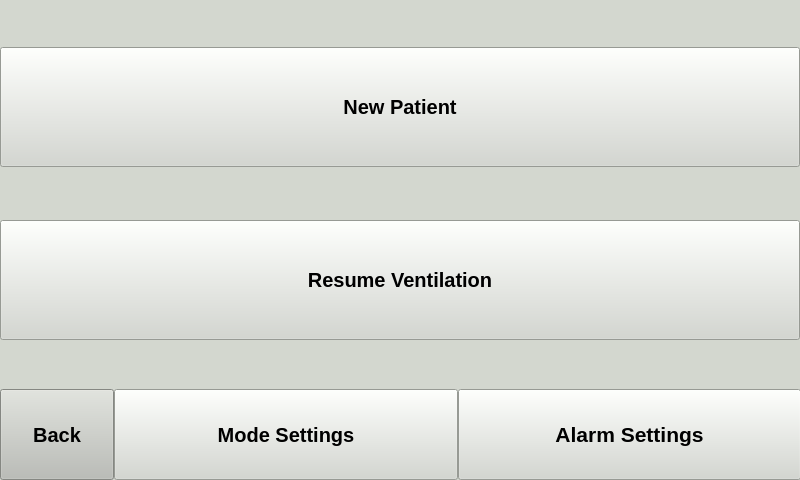
MariuszSuchenek/MVM_GUI_test2, file gui/mainwindow.ui: the form before one commit.
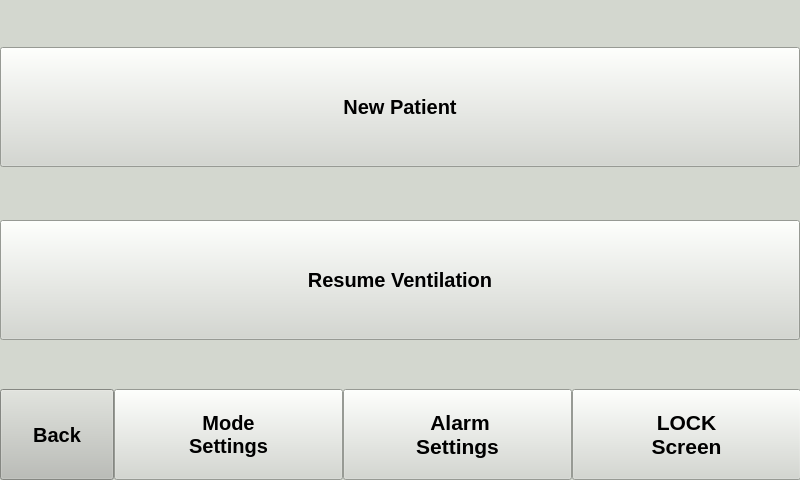
The form after the commit. The open tabs and pages were chosen to show the change. Custom widgets are drawn as their Qt base class.

Commit message: Added Lock option under settings

Diff of the .ui file:
```diff
--- a/gui/mainwindow.ui
+++ b/gui/mainwindow.ui
@@ -1152,7 +1152,8 @@
            </font>
           </property>
           <property name="text">
-           <string>Mode Settings</string>
+           <string>Mode
+Settings</string>
           </property>
          </widget>
         </item>
@@ -1184,7 +1185,29 @@
            </font>
           </property>
           <property name="text">
-           <string>Alarm Settings</string>
+           <string>	Alarm
+Settings</string>
+          </property>
+         </widget>
+        </item>
+        <item row="0" column="3">
+         <widget class="QPushButton" name="button_lockscreen">
+          <property name="sizePolicy">
+           <sizepolicy hsizetype="Minimum" vsizetype="MinimumExpanding">
+            <horstretch>0</horstretch>
+            <verstretch>0</verstretch>
+           </sizepolicy>
+          </property>
+          <property name="font">
+           <font>
+            <pointsize>16</pointsize>
+            <weight>75</weight>
+            <bold>true</bold>
+           </font>
+          </property>
+          <property name="text">
+           <string>LOCK
+Screen</string>
           </property>
          </widget>
         </item>
```
